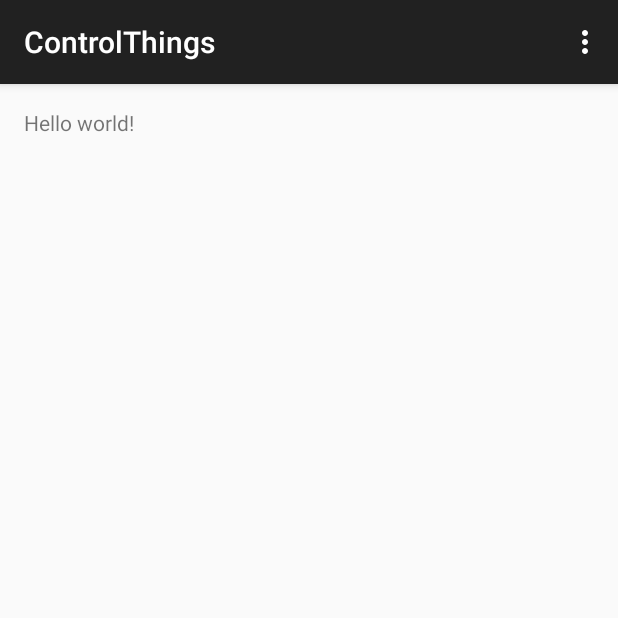
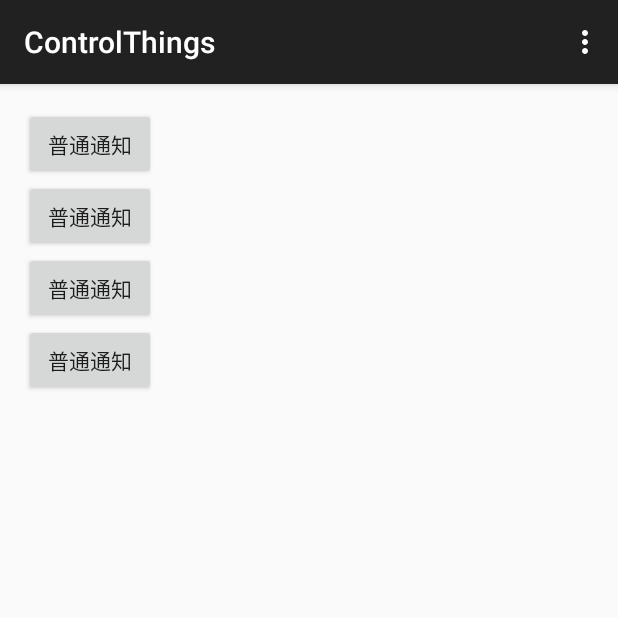
Before and after one commit to rookielord/TestProject, an Android app: the screen it shows after launch (MainActivity), on a phone screen of 412 x 824 dp, the top half of it. Run offline under Robolectric (Android 15) with nearby library versions, the phone set to English and light mode, and no system bars.

Commit message:
first commit

```diff
--- a/controlthings/src/main/res/layout/activity_main.xml
+++ b/controlthings/src/main/res/layout/activity_main.xml
@@ -9,9 +9,21 @@
     tools:context=".MainActivity"
     android:orientation="vertical">
 
-    <TextView
+    <Button
         android:layout_width="wrap_content"
         android:layout_height="wrap_content"
-        android:text="@string/hello_world" />
+        android:text="普通通知"/>
+    <Button
+        android:layout_width="wrap_content"
+        android:layout_height="wrap_content"
+        android:text="普通通知"/>
+    <Button
+        android:layout_width="wrap_content"
+        android:layout_height="wrap_content"
+        android:text="普通通知"/>
+    <Button
+        android:layout_width="wrap_content"
+        android:layout_height="wrap_content"
+        android:text="普通通知"/>
 
 </LinearLayout>
```
